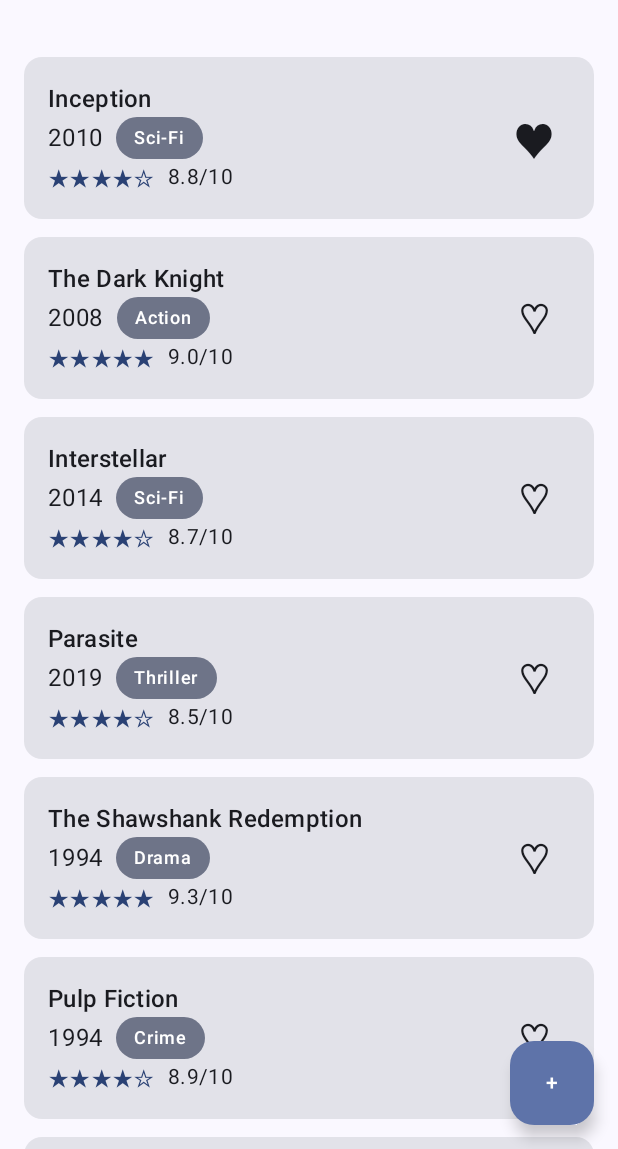
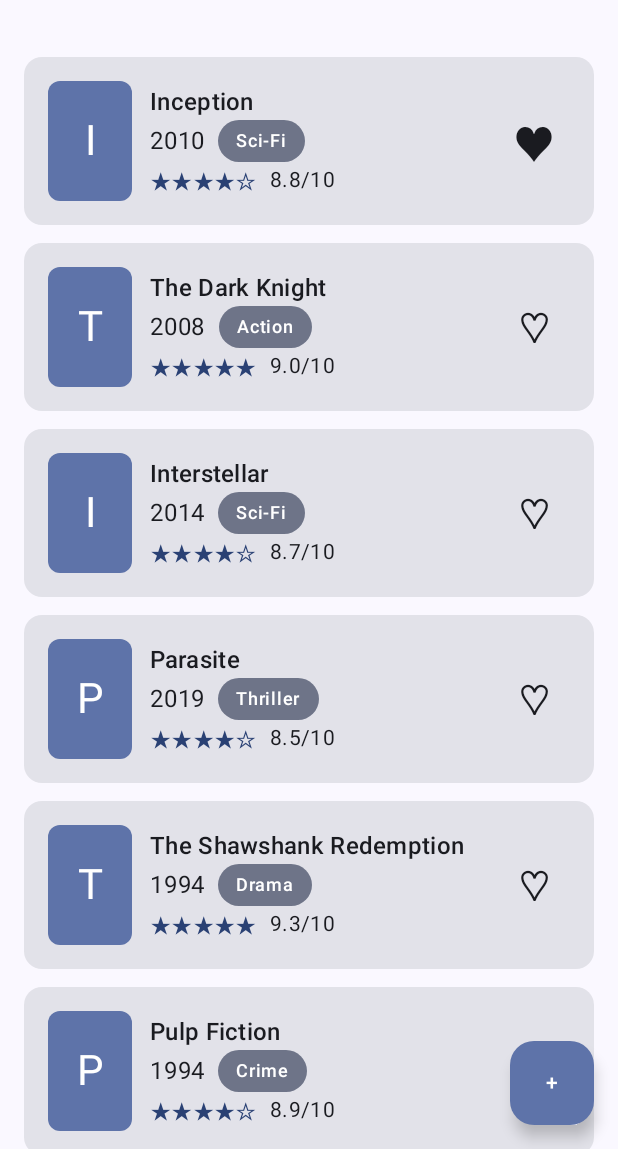
Before and after one commit to imankai/watchlist-app, an Android app built with Jetpack Compose: the screen it shows after launch (MainActivity), after a tap on an icon or button, on a phone screen of 412 x 824 dp, the part 87-1236 px from its top. Run offline under Robolectric (Android 15) with nearby library versions, the phone set to English and light mode, and no system bars.

Commit message:
Add poster placeholder to MovieCard

```diff
--- a/app/src/main/java/com/example/watchlist/ui/components/MovieCard.kt
+++ b/app/src/main/java/com/example/watchlist/ui/components/MovieCard.kt
@@ -24,6 +24,9 @@ fun MovieCard(
             modifier = Modifier.padding(16.dp),
             verticalAlignment = Alignment.CenterVertically
         ) {
+            PosterPlaceholder(title = movie.title)
+            Spacer(modifier = Modifier.width(12.dp))
+
             Column(
                 modifier = Modifier.weight(1f)
             ) {
--- /dev/null
+++ b/app/src/main/java/com/example/watchlist/ui/components/PosterPlaceholder.kt
@@ -0,0 +1,34 @@
+
+package com.example.watchlist.ui.components
+
+import androidx.compose.foundation.background
+import androidx.compose.foundation.layout.Box
+import androidx.compose.foundation.layout.size
+import androidx.compose.foundation.shape.RoundedCornerShape
+import androidx.compose.material3.MaterialTheme
+import androidx.compose.material3.Text
+import androidx.compose.runtime.Composable
+import androidx.compose.ui.Alignment
+import androidx.compose.ui.Modifier
+import androidx.compose.ui.draw.clip
+import androidx.compose.ui.unit.dp
+
+@Composable
+fun PosterPlaceholder(
+    title: String,
+    modifier: Modifier = Modifier
+) {
+    Box(
+        modifier = modifier
+            .size(width = 56.dp, height = 80.dp)
+            .clip(RoundedCornerShape(8.dp))
+            .background(MaterialTheme.colorScheme.primaryContainer),
+        contentAlignment = Alignment.Center
+    ) {
+        Text(
+            text = title.firstOrNull()?.uppercase() ?: "?",
+            style = MaterialTheme.typography.headlineMedium,
+            color = MaterialTheme.colorScheme.onPrimaryContainer
+        )
+    }
+}
```
